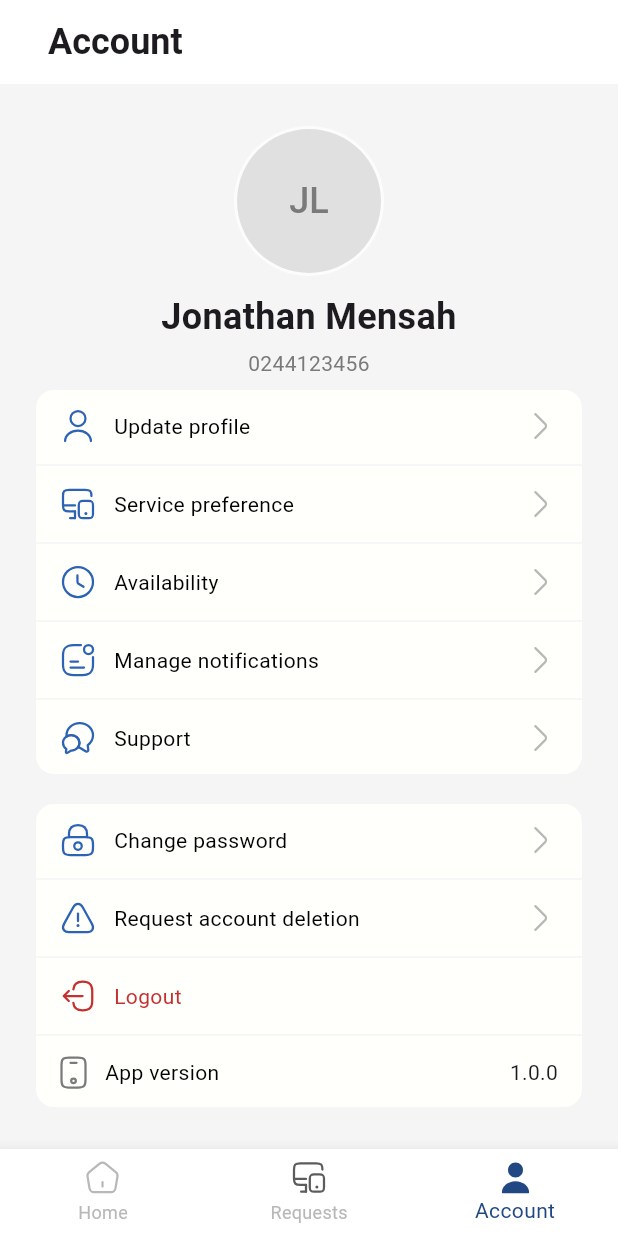
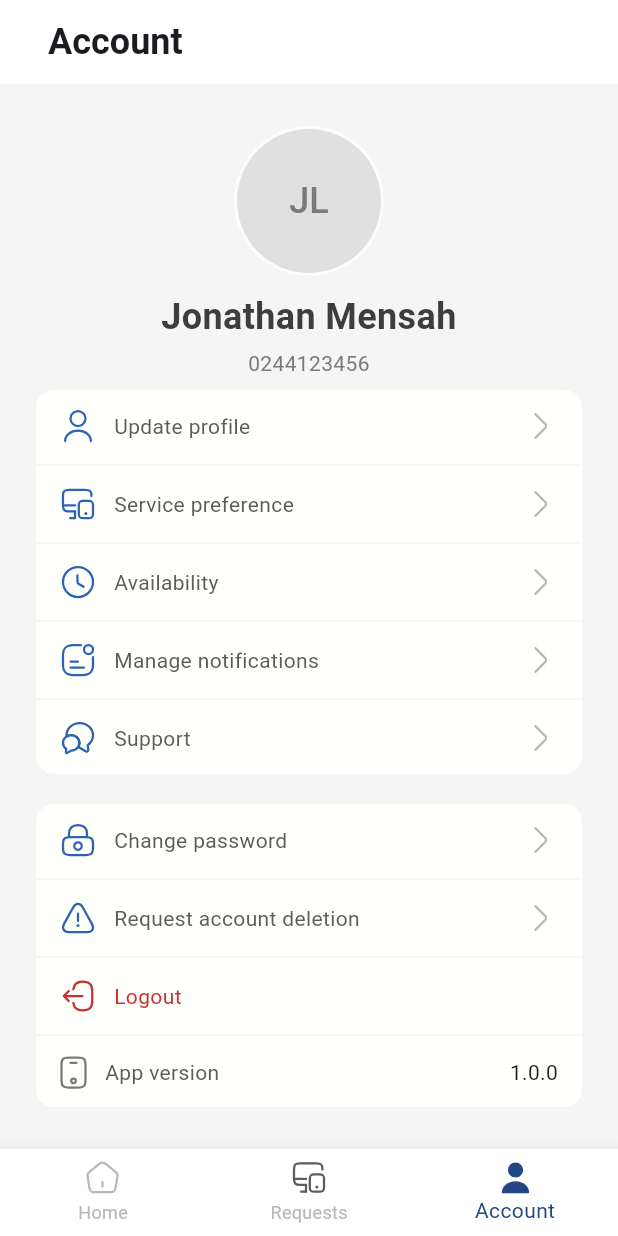
Before and after one commit to titanium-cmd/UI-Implementation, a Flutter app: the screen it shows after launch, on a phone screen of 412 x 824 dp. Run offline on Flutter 3.47's test engine with Material 3 defaults, Android fonts, the light colour scheme and no system bars; our stand-ins replace flutter_svg.

Commit message:
custom colors added

```diff
--- a/lib/main.dart
+++ b/lib/main.dart
@@ -1,5 +1,6 @@
 import 'package:flutter/material.dart';
 import 'package:flutter_svg/svg.dart';
+import 'package:tech_interview/theme/custom_colors.dart';
 import 'package:tech_interview/views/screens/index_screen.dart';
 
 void main() {
@@ -41,7 +42,7 @@ class SectionListTile extends StatelessWidget {
           Expanded(
               child: Text(
             title,
-            style: TextStyle(color: titleTextColor ?? Colors.black),
+            style: TextStyle(color: titleTextColor ?? CustomColors.neutralStrong),
           )),
           trailing ?? SvgPicture.asset('assets/arrow-right.svg'),
         ],
--- a/lib/theme/custom_colors.dart
+++ b/lib/theme/custom_colors.dart
@@ -1,5 +1,12 @@
 import 'dart:ui';
 
 class CustomColors {
+  //Primary color variations...
+  static Color primaryStrong = Color(0xff102340);
+
+  // Neutral color variations...
   static Color neutralDefault = Color(0xffF5F5F5);
+  static Color neutralWeak = Color(0xff7A7A7A);
+  static Color neutralStrong = Color(0xff5C5C5C);
+  static Color neutralStronger = Color(0xff3D3D3D);
 }
--- a/lib/views/components/custom_buttons.dart
+++ b/lib/views/components/custom_buttons.dart
@@ -1,4 +1,5 @@
 import 'package:flutter/material.dart';
+import 'package:tech_interview/theme/custom_colors.dart';
 
 class PrimaryButton extends StatelessWidget {
   final String label;
@@ -9,7 +10,7 @@ class PrimaryButton extends StatelessWidget {
   Widget build(BuildContext context) {
     return TextButton(
         style: TextButton.styleFrom(
-            backgroundColor: Color(0xff102340),
+            backgroundColor: CustomColors.primaryStrong,
             shape: RoundedRectangleBorder(borderRadius: BorderRadius.circular(12))),
         onPressed: onPressed,
         child: Text(label, style: TextStyle(color: Colors.white, fontSize: 16)));
--- a/lib/views/screens/index_screen.dart
+++ b/lib/views/screens/index_screen.dart
@@ -53,7 +53,9 @@ class IndexScreen extends StatelessWidget {
                 backgroundColor: Color(0xffe0e0e0),
                 child: Text('JL',
                     style: TextStyle(
-                        fontSize: 24, color: Color(0xff7A7A7A), fontWeight: FontWeight.w500)),
+                        fontSize: 24,
+                        color: CustomColors.neutralWeak,
+                        fontWeight: FontWeight.w500)),
               ),
             ),
           ),
@@ -61,11 +63,12 @@ class IndexScreen extends StatelessWidget {
           Text(
             'Jonathan Mensah',
             textAlign: TextAlign.center,
-            style: TextStyle(fontSize: 24, fontWeight: FontWeight.w600),
+            style: TextStyle(
+                fontSize: 24, fontWeight: FontWeight.w600, color: CustomColors.neutralStronger),
           ),
           SizedBox(height: 4),
           Text('0244123456',
-              textAlign: TextAlign.center, style: TextStyle(color: Color(0xff7A7A7A))),
+              textAlign: TextAlign.center, style: TextStyle(color: CustomColors.neutralWeak)),
           SizedBox(height: 4),
           Card(
             elevation: 0,
```
